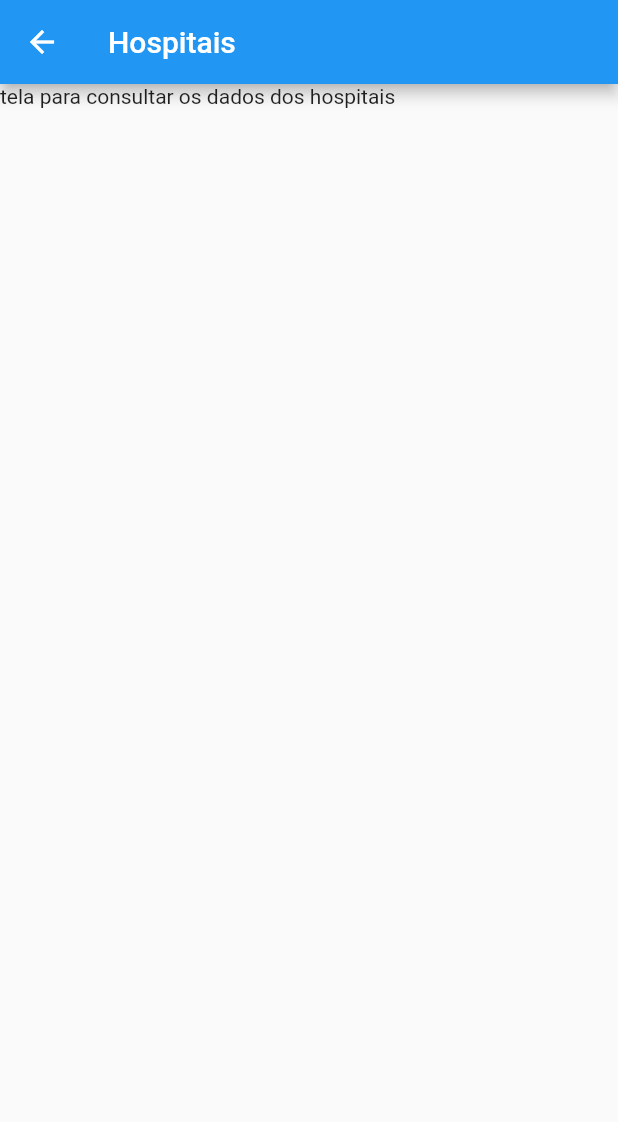
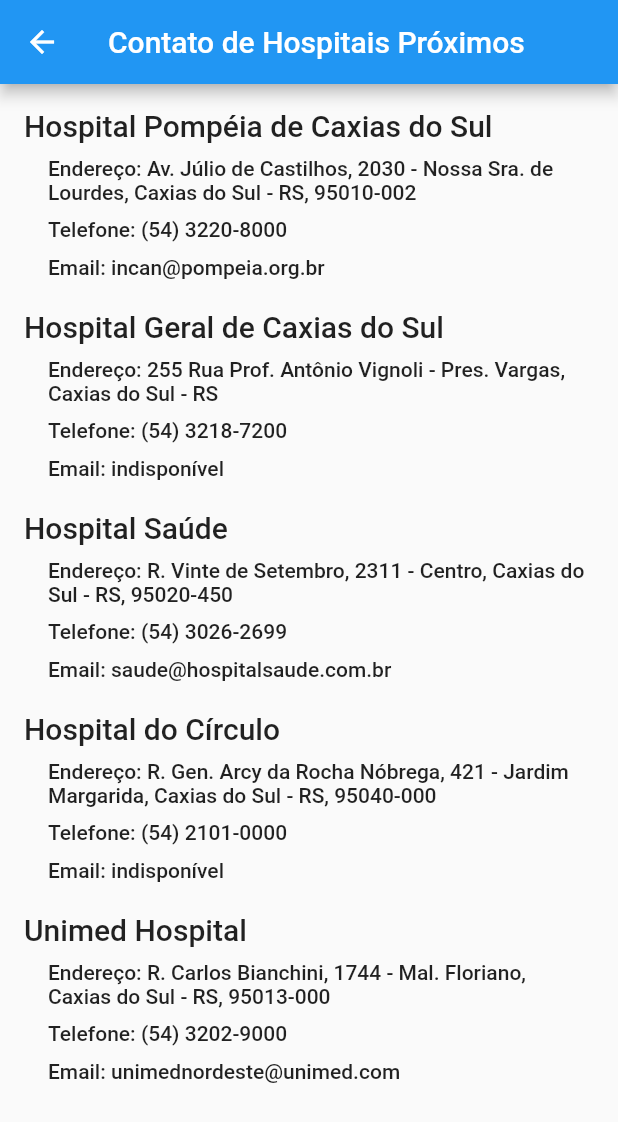
Before and after one commit to Adrieldf/CovidInfoHelper, a Flutter app: the ConsultHospitals screen opened directly, on a phone screen of 412 x 824 dp. Shown: the top 1122 px of the screen. Run offline on Flutter 3.47's test engine with Material 2 defaults, Android fonts, the phone set to English and light mode, and no system bars.

Commit message:
add hospitals page

```diff
--- a/lib/consultHospitals.dart
+++ b/lib/consultHospitals.dart
@@ -12,9 +12,106 @@
   Widget build(BuildContext context) {
     return Scaffold(
       appBar: AppBar(
-        title: Text("Hospitais"),
+        title: Text("Contato de Hospitais Próximos"),
       ),
-      body: Text("tela para consultar os dados dos hospitais"),
+      body: Column(
+        mainAxisAlignment: MainAxisAlignment.start,
+        crossAxisAlignment: CrossAxisAlignment.stretch,
+        children: [
+          Container(
+            padding: EdgeInsets.fromLTRB(16, 16, 16, 4),
+            child: Text("Hospital Pompéia de Caxias do Sul", style: Theme.of(context).textTheme.headline6)
+          ),
+          Container(
+            padding: EdgeInsets.fromLTRB(32, 5, 16, 4),
+            child: Text("Endereço: Av. Júlio de Castilhos, 2030 - Nossa Sra. de Lourdes, Caxias do Sul - RS, 95010-002", style: Theme.of(context).textTheme.bodyText1)
+          ),
+          Container(
+            padding: EdgeInsets.fromLTRB(32, 5, 16, 4),
+            child: Text("Telefone: (54) 3220-8000", style: Theme.of(context).textTheme.bodyText1)
+          ),
+          Container(
+            padding: EdgeInsets.fromLTRB(32, 5, 16, 4),
+            child: Text("Email: incan@pompeia.org.br", style: Theme.of(context).textTheme.bodyText1)
+          ),
+
+
+
+          Container(
+            padding: EdgeInsets.fromLTRB(16, 16, 16, 4),
+            child: Text("Hospital Geral de Caxias do Sul", style: Theme.of(context).textTheme.headline6)
+          ),
+          Container(
+            padding: EdgeInsets.fromLTRB(32, 5, 16, 4),
+            child: Text("Endereço: 255 Rua Prof. Antônio Vignoli - Pres. Vargas, Caxias do Sul - RS", style: Theme.of(context).textTheme.bodyText1)
+          ),
+          Container(
+            padding: EdgeInsets.fromLTRB(32, 5, 16, 4),
+            child: Text("Telefone: (54) 3218-7200", style: Theme.of(context).textTheme.bodyText1)
+          ),
+          Container(
+            padding: EdgeInsets.fromLTRB(32, 5, 16, 4),
+            child: Text("Email: indisponível", style: Theme.of(context).textTheme.bodyText1)
+          ),
+
+
+
+          Container(
+            padding: EdgeInsets.fromLTRB(16, 16, 16, 4),
+            child: Text("Hospital Saúde", style: Theme.of(context).textTheme.headline6)
+          ),
+          Container(
+            padding: EdgeInsets.fromLTRB(32, 5, 16, 4),
+            child: Text("Endereço: R. Vinte de Setembro, 2311 - Centro, Caxias do Sul - RS, 95020-450", style: Theme.of(context).textTheme.bodyText1)
+          ),
+          Container(
+            padding: EdgeInsets.fromLTRB(32, 5, 16, 4),
+            child: Text("Telefone: (54) 3026-2699", style: Theme.of(context).textTheme.bodyText1)
+          ),
+          Container(
+            padding: EdgeInsets.fromLTRB(32, 5, 16, 4),
+            child: Text("Email: saude@hospitalsaude.com.br", style: Theme.of(context).textTheme.bodyText1)
+          ),
+
+
+
+          Container(
+            padding: EdgeInsets.fromLTRB(16, 16, 16, 4),
+            child: Text("Hospital do Círculo", style: Theme.of(context).textTheme.headline6)
+          ),
+          Container(
+            padding: EdgeInsets.fromLTRB(32, 5, 16, 4),
+            child: Text("Endereço: R. Gen. Arcy da Rocha Nóbrega, 421 - Jardim Margarida, Caxias do Sul - RS, 95040-000", style: Theme.of(context).textTheme.bodyText1)
+          ),
+          Container(
+            padding: EdgeInsets.fromLTRB(32, 5, 16, 4),
+            child: Text("Telefone: (54) 2101-0000", style: Theme.of(context).textTheme.bodyText1)
+          ),
+          Container(
+            padding: EdgeInsets.fromLTRB(32, 5, 16, 4),
+            child: Text("Email: indisponível", style: Theme.of(context).textTheme.bodyText1)
+          ),
+
+
+
+          Container(
+            padding: EdgeInsets.fromLTRB(16, 16, 16, 4),
+            child: Text("Unimed Hospital", style: Theme.of(context).textTheme.headline6)
+          ),
+          Container(
+            padding: EdgeInsets.fromLTRB(32, 5, 16, 4),
+            child: Text("Endereço: R. Carlos Bianchini, 1744 - Mal. Floriano, Caxias do Sul - RS, 95013-000", style: Theme.of(context).textTheme.bodyText1)
+          ),
+          Container(
+            padding: EdgeInsets.fromLTRB(32, 5, 16, 4),
+            child: Text("Telefone: (54) 3202-9000", style: Theme.of(context).textTheme.bodyText1)
+          ),
+          Container(
+            padding: EdgeInsets.fromLTRB(32, 5, 16, 4),
+            child: Text("Email: unimednordeste@unimed.com", style: Theme.of(context).textTheme.bodyText1)
+          )
+        ],
+      )
     );
   }
 }
```
